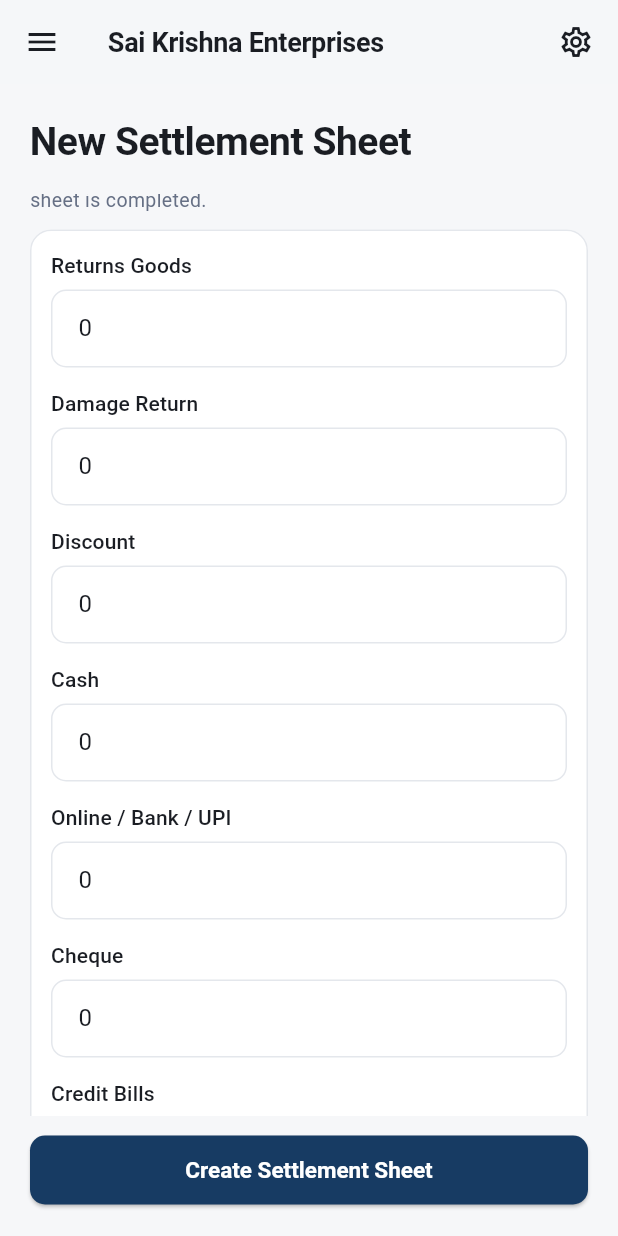
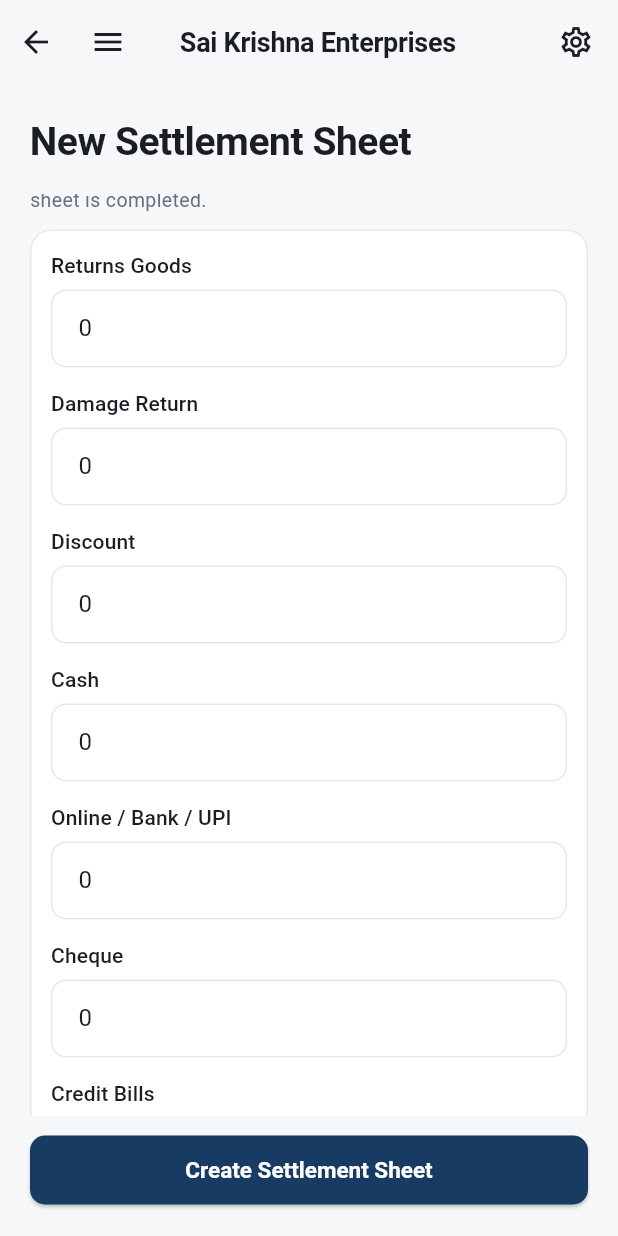
Before and after one commit to Yuvraj1327/ske-business-app, a Flutter app: the CreateSettlementScreen screen opened by its route, scrolled down 576 dp, on a phone screen of 412 x 824 dp. Run offline on Flutter 3.47's test engine with Material 3 defaults, Android fonts, the phone set to English and light mode, and no system bars; our stand-ins replace dio, equatable, file_picker, flutter_dotenv, flutter_riverpod, flutter_secure_storage and 2 more; accounts and stored records are empty; network calls fail.

Commit message:
Update project

```diff
--- a/flutter_app/lib/app/router.dart
+++ b/flutter_app/lib/app/router.dart
@@ -109,7 +109,9 @@ final routerProvider = Provider<GoRouter>((ref) {
       // top bar). ShellRoute keeps AppShell alive across navigation instead
       // of rebuilding it per page.
       ShellRoute(
-        builder: (context, state, child) => AppShell(currentPath: state.matchedLocation, child: child),
+        // uri.path (not matchedLocation): the shell's matchedLocation doesn't
+        // update when a page is pushed on top, which would hide the Back button.
+        builder: (context, state, child) => AppShell(currentPath: state.uri.path, child: child),
         routes: [
           GoRoute(path: '/dashboard', pageBuilder: (context, state) => _instant(const DashboardShellScreen())),
 
--- a/flutter_app/lib/app/shell/app_shell.dart
+++ b/flutter_app/lib/app/shell/app_shell.dart
@@ -92,6 +92,23 @@ class AppShell extends ConsumerWidget {
   final Widget child;
   final String currentPath;
 
+  /// The only page without a Back button.
+  static const _rootPath = '/dashboard';
+
+  /// Back = the exact previous screen when there is one on the navigation
+  /// stack (drill-downs use `context.push`, so it is); otherwise — e.g. a
+  /// page reached from the sidebar/drawer, or a fresh deep link — its
+  /// logical parent (`/sales/123` -> `/sales`), ending at the dashboard.
+  void _goBack(BuildContext context) {
+    final router = GoRouter.of(context);
+    if (router.canPop()) {
+      router.pop();
+      return;
+    }
+    final lastSlash = currentPath.lastIndexOf('/');
+    router.go(lastSlash > 0 ? currentPath.substring(0, lastSlash) : _rootPath);
+  }
+
   bool _isVisible(WidgetRef ref, AppUser? user, String? requiredPermission) {
     if (requiredPermission == null) return true;
     if (user == null) return false;
@@ -116,21 +133,68 @@ class AppShell extends ConsumerWidget {
             ? 'Settings'
             : 'Sai Krishna Enterprises';
 
+    final showBack = currentPath != _rootPath;
+
+    // One shared Back control for every inner page. On narrow screens the
+    // drawer's menu button (normally the implied leading) sits beside it so
+    // the full feature list stays reachable.
+    final Widget? leading = !showBack
+        ? null
+        : isWide
+            ? Padding(
+                padding: const EdgeInsets.only(left: 8),
+                child: TextButton.icon(
+                  onPressed: () => _goBack(context),
+                  icon: const Icon(Icons.arrow_back),
+                  label: const Text('Back'),
+                  style: TextButton.styleFrom(foregroundColor: Theme.of(context).colorScheme.onSurface),
+                ),
+              )
+            : Row(
+                mainAxisSize: MainAxisSize.min,
+                children: [
+                  IconButton(
+                    icon: const Icon(Icons.arrow_back),
+                    tooltip: 'Back',
+                    onPressed: () => _goBack(context),
+                  ),
+                  Builder(
+                    builder: (context) => IconButton(
+                      icon: const Icon(Icons.menu),
+                      tooltip: 'Menu',
+                      onPressed: () => Scaffold.of(context).openDrawer(),
+                    ),
+                  ),
+                ],
+              );
+
     final topBar = AppBar(
       title: Text(currentTitle),
+      leading: leading,
+      leadingWidth: leading == null ? null : (isWide ? 110 : 104),
       automaticallyImplyLeading: !isWide,
       actions: [
         IconButton(
           icon: const Icon(Icons.settings_outlined),
           tooltip: 'Settings',
-          onPressed: () => context.go('/settings'),
+          onPressed: () => currentPath == '/settings' ? null : context.push('/settings'),
         ),
         const SizedBox(width: 4),
       ],
     );
 
+    // Android system back / gesture: pop history if there is any, otherwise
+    // fall back to the parent page; only the dashboard lets the app close.
+    Widget withSystemBack(Widget scaffold) => PopScope(
+          canPop: !showBack,
+          onPopInvokedWithResult: (didPop, _) {
+            if (!didPop) _goBack(context);
+          },
+          child: scaffold,
+        );
+
     if (isWide) {
-      return Scaffold(
+      return withSystemBack(Scaffold(
         body: Row(
           children: [
             NavigationRail(
@@ -157,10 +221,10 @@ class AppShell extends ConsumerWidget {
             ),
           ],
         ),
-      );
+      ));
     }
 
-    return Scaffold(
+    return withSystemBack(Scaffold(
       appBar: topBar,
       drawer: Drawer(
         child: SafeArea(
@@ -210,6 +274,6 @@ class AppShell extends ConsumerWidget {
                   .toList(),
             ),
       body: child,
-    );
+    ));
   }
 }
--- a/flutter_app/lib/features/customers/presentation/screens/customer_detail_screen.dart
+++ b/flutter_app/lib/features/customers/presentation/screens/customer_detail_screen.dart
@@ -123,7 +123,7 @@ class _SalesTab extends ConsumerWidget {
               title: Text(sale.invoiceNumber ?? 'Sale on ${Formatters.date(sale.saleDate)}'),
               subtitle: Text(Formatters.date(sale.saleDate)),
               trailing: Text(Formatters.currency(sale.totalAmount)),
-              onTap: () => context.go('/sales/${sale.id}'),
+              onTap: () => context.push('/sales/${sale.id}'),
             );
           },
         );
--- a/flutter_app/lib/features/customers/presentation/screens/customers_list_screen.dart
+++ b/flutter_app/lib/features/customers/presentation/screens/customers_list_screen.dart
@@ -86,7 +86,7 @@ class _CustomersListScreenState extends ConsumerState<CustomersListScreen> {
                               label: customer.isActive ? 'Active' : 'Inactive',
                               color: customer.isActive ? AppColors.success : AppColors.statusCancelled,
                             ),
-                            onTap: () => context.go('/customers/${customer.id}'),
+                            onTap: () => context.push('/customers/${customer.id}'),
                           );
                         },
                       ),
--- a/flutter_app/lib/features/dashboard/presentation/widgets/dashboard_quick_actions.dart
+++ b/flutter_app/lib/features/dashboard/presentation/widgets/dashboard_quick_actions.dart
@@ -21,9 +21,9 @@ class DashboardQuickActions extends ConsumerWidget {
   Widget build(BuildContext context, WidgetRef ref) {
     final actions = <_QuickAction>[
       if (ref.watch(hasPermissionProvider(Permission.salesCreate)))
-        _QuickAction(label: 'New Sale', icon: Icons.point_of_sale_outlined, onTap: () => context.go('/sales/new')),
+        _QuickAction(label: 'New Sale', icon: Icons.point_of_sale_outlined, onTap: () => context.push('/sales/new')),
       if (ref.watch(hasPermissionProvider(Permission.paymentsCreate)))
-        _QuickAction(label: 'New Payment', icon: Icons.payments_outlined, onTap: () => context.go('/payments/new')),
+        _QuickAction(label: 'New Payment', icon: Icons.payments_outlined, onTap: () => context.push('/payments/new')),
       if (ref.watch(hasPermissionProvider(Permission.customersCreate)))
         _QuickAction(label: 'New Customer', icon: Icons.person_add_alt_1_outlined, onTap: () => showCustomerFormDialog(context)),
       if (ref.watch(hasPermissionProvider(Permission.expensesManage)))
--- a/flutter_app/lib/features/dashboard/presentation/widgets/delivery_dashboard_view.dart
+++ b/flutter_app/lib/features/dashboard/presentation/widgets/delivery_dashboard_view.dart
@@ -57,7 +57,7 @@ class DeliveryDashboardView extends ConsumerWidget {
           mainAxisAlignment: MainAxisAlignment.spaceBetween,
           children: [
             const Text('My Picklists', style: AppTextStyles.heading3),
-            TextButton(onPressed: () => context.go('/picklists'), child: const Text('View all')),
+            TextButton(onPressed: () => context.push('/picklists'), child: const Text('View all')),
           ],
         ),
         picklistsAsync.when(
@@ -89,7 +89,7 @@ class DeliveryDashboardView extends ConsumerWidget {
                     trailing: counts.pending == 0
                         ? const StatusBadge(label: 'Done', color: AppColors.success)
                         : StatusBadge(label: '${counts.pending} pending', color: AppColors.warning),
-                    onTap: () => context.go('/picklists/${picklist.id}'),
+                    onTap: () => context.push('/picklists/${picklist.id}'),
                   ),
                 );
               }).toList(),
@@ -142,7 +142,7 @@ class DeliveryDashboardView extends ConsumerWidget {
                         title: Text(sale.customerName),
                         subtitle: Text('${sale.invoiceNumber ?? 'No invoice'} · ${Formatters.date(sale.saleDate)}'),
                         trailing: StatusBadge(label: sale.paymentStatus, color: _statusColor(sale.paymentStatus)),
-                        onTap: () => context.go('/sales/${sale.id}'),
+                        onTap: () => context.push('/sales/${sale.id}'),
                       ),
                     ),
                   )
--- a/flutter_app/lib/features/payments/presentation/screens/payments_list_screen.dart
+++ b/flutter_app/lib/features/payments/presentation/screens/payments_list_screen.dart
@@ -73,7 +73,7 @@ class PaymentsListScreen extends ConsumerWidget {
               ElevatedButton.icon(
                 icon: const Icon(Icons.add, size: 18),
                 label: const Text('Record Payment'),
-                onPressed: () => context.go('/payments/new'),
+                onPressed: () => context.push('/payments/new'),
               ),
             ],
           ),
--- a/flutter_app/lib/features/picklists/presentation/screens/picklists_list_screen.dart
+++ b/flutter_app/lib/features/picklists/presentation/screens/picklists_list_screen.dart
@@ -57,7 +57,7 @@ class PicklistsListScreen extends ConsumerWidget {
                           return Card(
                             clipBehavior: Clip.antiAlias,
                             child: InkWell(
-                              onTap: () => context.go('/picklists/${picklist.id}'),
+                              onTap: () => context.push('/picklists/${picklist.id}'),
                               child: Padding(
                                 padding: const EdgeInsets.all(14),
                                 child: Column(
--- a/flutter_app/lib/features/returns/presentation/screens/returns_list_screen.dart
+++ b/flutter_app/lib/features/returns/presentation/screens/returns_list_screen.dart
@@ -51,7 +51,7 @@ class ReturnsListScreen extends ConsumerWidget {
                               overflow: TextOverflow.ellipsis,
                             ),
                             trailing: Text(Formatters.currency(ret.totalReturnAmount)),
-                            onTap: () => context.go('/sales/${ret.saleId}'),
+                            onTap: () => context.push('/sales/${ret.saleId}'),
                           );
                         },
                       ),
--- a/flutter_app/lib/features/sales/presentation/screens/create_sale_screen.dart
+++ b/flutter_app/lib/features/sales/presentation/screens/create_sale_screen.dart
@@ -94,7 +94,7 @@ class _CreateSaleScreenState extends ConsumerState<CreateSaleScreen> {
 
     if (sale != null) {
       ref.read(draftSaleItemsProvider.notifier).clear();
-      context.go('/sales/${sale.id}');
+      context.pushReplacement('/sales/${sale.id}');
     } else {
       final state = ref.read(saleMutationControllerProvider);
       final failure = state.hasError ? state.error as Failure : Failure.unknown();
--- a/flutter_app/lib/features/sales/presentation/screens/sale_detail_screen.dart
+++ b/flutter_app/lib/features/sales/presentation/screens/sale_detail_screen.dart
@@ -127,13 +127,13 @@ class SaleDetailScreen extends ConsumerWidget {
                         OutlinedButton.icon(
                           icon: const Icon(Icons.payments_outlined, size: 18),
                           label: const Text('Record Payment'),
-                          onPressed: () => context.go('/payments/new?customerId=${sale.customerId}&saleId=${sale.id}'),
+                          onPressed: () => context.push('/payments/new?customerId=${sale.customerId}&saleId=${sale.id}'),
                         ),
                       if (canReturn && sale.status == 'active')
                         OutlinedButton.icon(
                           icon: const Icon(Icons.assignment_return_outlined, size: 18),
                           label: const Text('Create Return'),
-                          onPressed: () => context.go('/sales/${sale.id}/return'),
+                          onPressed: () => context.push('/sales/${sale.id}/return'),
                         ),
                       if (canCancel && sale.status == 'active')
                         OutlinedButton.icon(
--- a/flutter_app/lib/features/sales/presentation/screens/sales_list_screen.dart
+++ b/flutter_app/lib/features/sales/presentation/screens/sales_list_screen.dart
@@ -45,7 +45,7 @@ class SalesListScreen extends ConsumerWidget {
               ElevatedButton.icon(
                 icon: const Icon(Icons.add, size: 18),
                 label: const Text('New Sale'),
-                onPressed: () => context.go('/sales/new'),
+                onPressed: () => context.push('/sales/new'),
               ),
             ],
           ),
@@ -85,7 +85,7 @@ class SalesListScreen extends ConsumerWidget {
                                 StatusBadge(label: sale.paymentStatus, color: _statusColor(sale.paymentStatus)),
                               ],
                             ),
-                            onTap: () => context.go('/sales/${sale.id}'),
+                            onTap: () => context.push('/sales/${sale.id}'),
                           );
                         },
                       ),
--- a/flutter_app/lib/features/salesmen/presentation/screens/salesmen_list_screen.dart
+++ b/flutter_app/lib/features/salesmen/presentation/screens/salesmen_list_screen.dart
@@ -51,7 +51,7 @@ class SalesmenListScreen extends ConsumerWidget {
                         label: salesman.isActive ? 'Active' : 'Inactive',
                         color: salesman.isActive ? AppColors.success : AppColors.statusCancelled,
                       ),
-                      onTap: () => context.go('/salesmen/${salesman.id}'),
+                      onTap: () => context.push('/salesmen/${salesman.id}'),
                     );
                   },
                 );
--- a/flutter_app/lib/features/settlements/presentation/screens/create_settlement_screen.dart
+++ b/flutter_app/lib/features/settlements/presentation/screens/create_settlement_screen.dart
@@ -109,7 +109,7 @@ class _CreateSettlementScreenState extends ConsumerState<CreateSettlementScreen>
 
     if (!mounted) return;
     if (sheet != null) {
-      context.go('/settlements/${sheet.id}');
+      context.pushReplacement('/settlements/${sheet.id}');
     } else {
       final state = ref.read(settlementMutationControllerProvider);
       final failure = state.hasError ? state.error as Failure : Failure.unknown();
--- a/flutter_app/lib/features/settlements/presentation/screens/settlements_list_screen.dart
+++ b/flutter_app/lib/features/settlements/presentation/screens/settlements_list_screen.dart
@@ -56,7 +56,7 @@ class _SettlementsListScreenState extends ConsumerState<SettlementsListScreen> {
               const Spacer(),
               if (canCreate)
                 FilledButton.icon(
-                  onPressed: () => context.go('/settlements/new'),
+                  onPressed: () => context.push('/settlements/new'),
                   icon: const Icon(Icons.add),
                   label: const Text('New Sheet'),
                 ),
@@ -113,7 +113,7 @@ class _SettlementsListScreenState extends ConsumerState<SettlementsListScreen> {
                     return Card(
                       clipBehavior: Clip.antiAlias,
                       child: InkWell(
-                        onTap: () => context.go('/settlements/${sheet.id}'),
+                        onTap: () => context.push('/settlements/${sheet.id}'),
                         child: Padding(
                           padding: const EdgeInsets.all(14),
                           child: Column(
```
Also changed, not shown: flutter_app/lib/features/dashboard/presentation/screens/dashboard_shell_screen.dart (+4 -4 lines), 3 other files.
